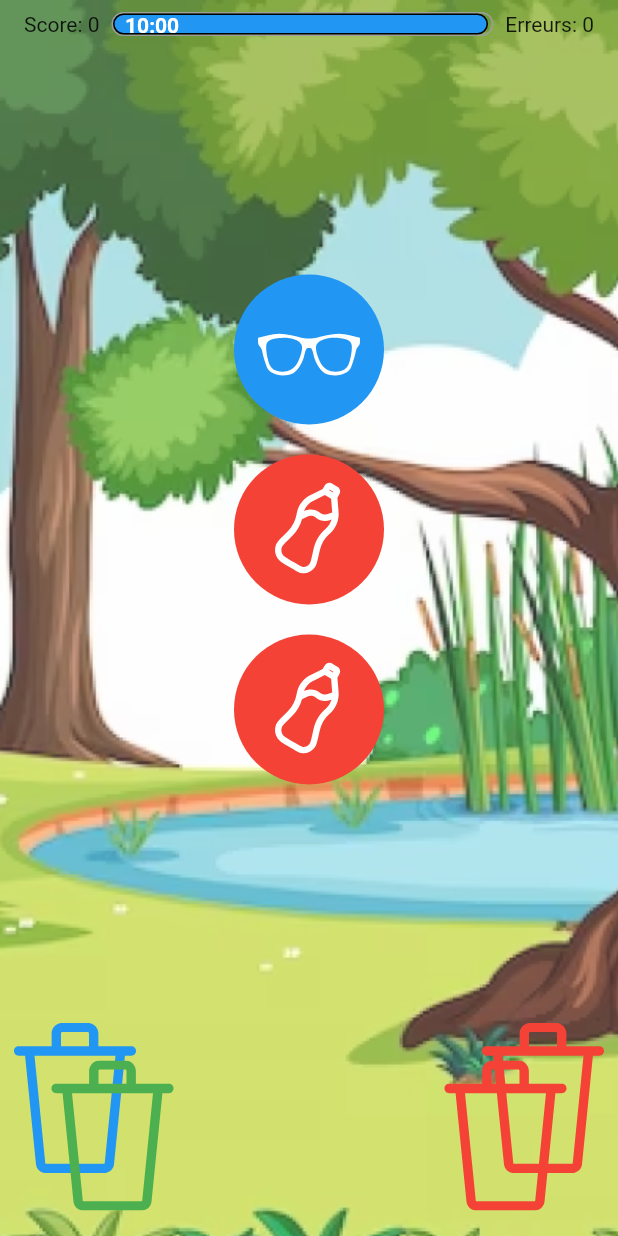
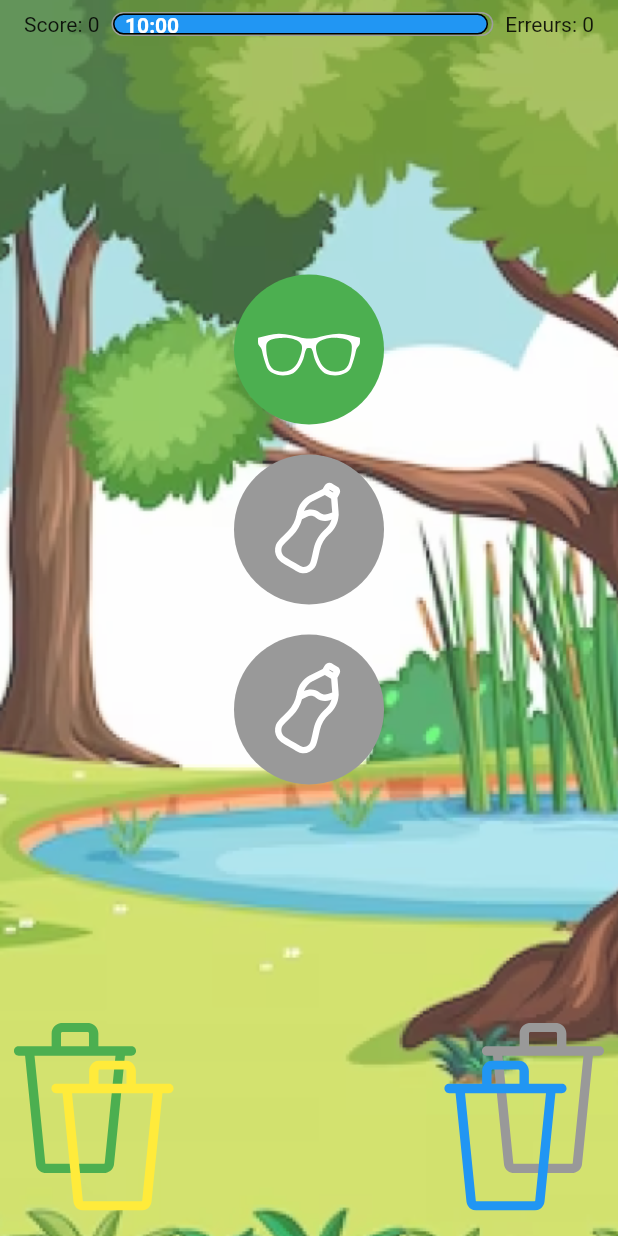
Before and after one commit to Schtroumphy/flutter_game, a Flutter app: the SortTrashGameScreen screen opened by its route, on a phone screen of 412 x 824 dp. Run offline on Flutter 3.47's test engine with Material 2 defaults, Android fonts, the light colour scheme and no system bars; drawn by our look-alikes of dotted_border, timer_count_down; our stand-ins replace flutter_riverpod, flutter_svg, go_router, stack_trace.

Commit message:
chore : add paper waste type and change waste types colors

```diff
--- a/lib/core/styles.dart
+++ b/lib/core/styles.dart
@@ -5,12 +5,15 @@ class CustomColors {
 
   static const orange = Color(0xFFC47115);
   static const white = Color(0xfff5f5f5);
+  static const lightGrey = Color(0xffefebeb); // background
+  static const lightBrown = Color(0xffaf8a76); // background
+  static const gray = Color(0xff999999); // background
+  static const redError = Color(0xffd31b2d);
 
   static const darkerBlue = Color(0xff00335B); // text style
   static const primary = Color(0xff819ef0);
 
   static const veryLightGrey = Color(0xfff6f4f1); // background
-  static const redError = Color(0xfff9747f);
 
   static const greenSuccess = Color(0xff77c3d0);
   static const blueCreated = Color(0xff97aff3);
--- a/lib/features/sort_trash/models/asset_waste_item.dart
+++ b/lib/features/sort_trash/models/asset_waste_item.dart
@@ -11,6 +11,9 @@ enum WasteItemAsset {
   can(WasteType.plastic, "assets/items/can.svg"),
   plasticCoffee(WasteType.plastic, "assets/items/plastic_coffee.svg"),
   bottle(WasteType.plastic, "assets/items/bottle.svg"),
+
+  contract(WasteType.paper, "assets/items/contract.svg"),
+  printer(WasteType.paper, "assets/items/printer.svg"),
 
   metal1(WasteType.metal, "assets/items/bottle.svg"),
   metal2(WasteType.metal, "assets/items/bottle.svg");
--- a/lib/features/sort_trash/models/waste_type.dart
+++ b/lib/features/sort_trash/models/waste_type.dart
@@ -1,12 +1,14 @@
 
 import 'package:flutter/material.dart';
+import 'package:flutter_game/core/styles.dart';
 
 enum WasteType {
-  plastic(Colors.green),
-  glass(Colors.blue),
-  metal(Colors.red);
+  plastic(Colors.yellow),
+  glass(Colors.green),
+  metal(CustomColors.gray),
+  paper(Colors.blue);
 
   const WasteType(this.color);
 
-  final MaterialColor color;
+  final Color color;
 }
--- a/lib/features/sort_trash/presentation/sort_trash_game_screen.dart
+++ b/lib/features/sort_trash/presentation/sort_trash_game_screen.dart
@@ -47,13 +47,12 @@ class _SortTrashScreenState extends ConsumerState<SortTrashGameScreen> {
             ),
           ),
         ),
-
         Row(
           crossAxisAlignment: CrossAxisAlignment.center,
           children: [
             trashButton([WasteType.glass, WasteType.plastic], "glassTrash", false),
             const Spacer(),
-            trashButton([WasteType.metal, WasteType.metal], "plasticTrash", true),
+            trashButton([WasteType.metal, WasteType.paper], "plasticTrash", true),
           ],
         ),
       ],
```
Also changed, not shown: assets/items/contract.svg (added), assets/items/printer.svg (added).
